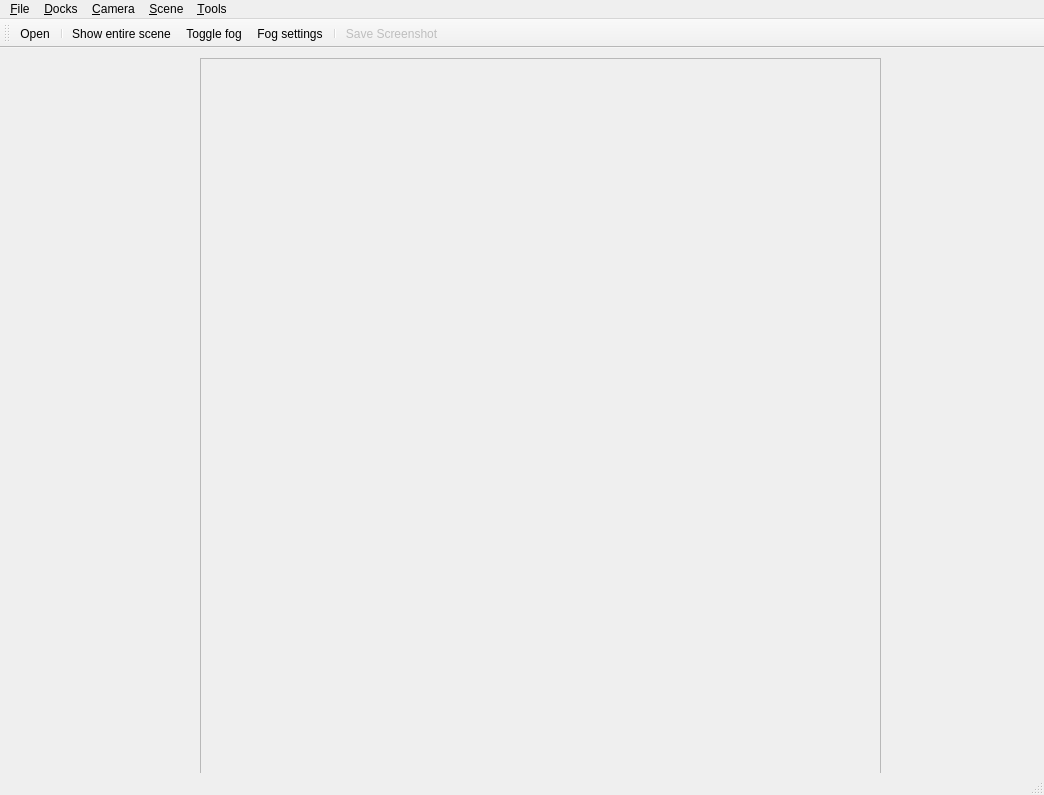
The window that src/qglviewer/ui/MainWindow.ui (uos/lvr2) describes before a commit, drawn with Qt 5.
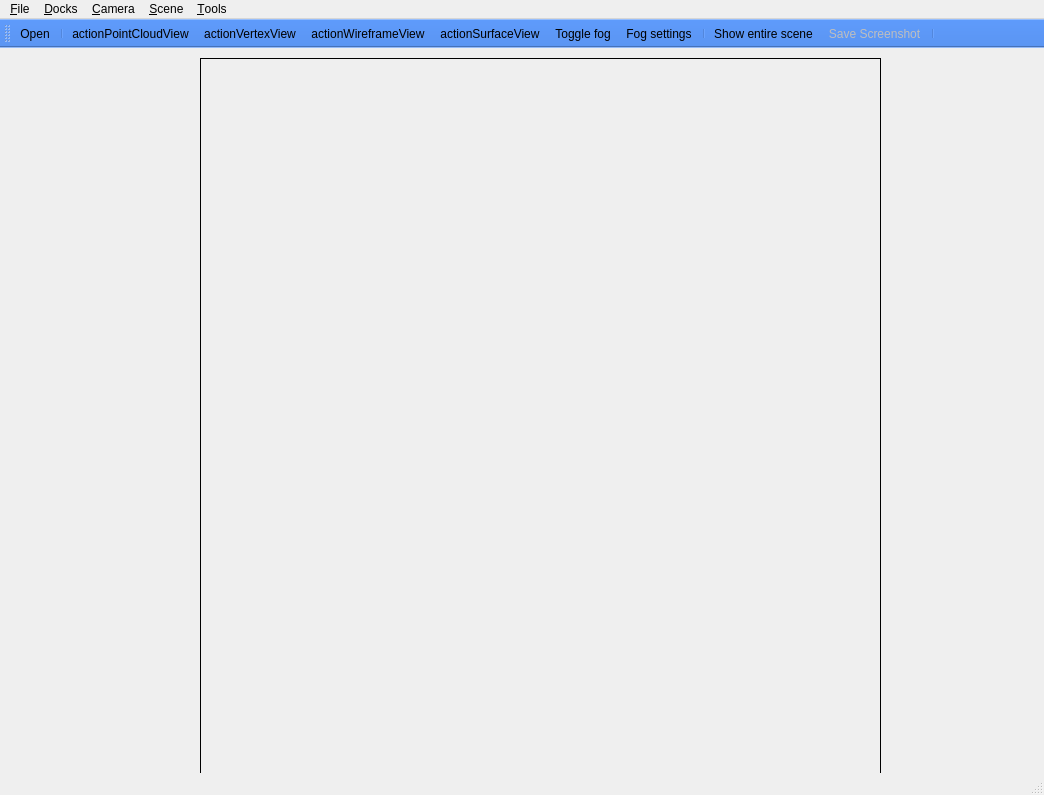
The same window after the commit. Icons and pictures are not drawn.

Diff of the .ui file:
```diff
--- a/src/qglviewer/ui/MainWindow.ui
+++ b/src/qglviewer/ui/MainWindow.ui
@@ -41,6 +41,421 @@
       <height>731</height>
      </rect>
     </property>
+    <property name="palette">
+     <palette>
+      <active>
+       <colorrole role="WindowText">
+        <brush brushstyle="SolidPattern">
+         <color alpha="255">
+          <red>255</red>
+          <green>255</green>
+          <blue>255</blue>
+         </color>
+        </brush>
+       </colorrole>
+       <colorrole role="Button">
+        <brush brushstyle="SolidPattern">
+         <color alpha="255">
+          <red>0</red>
+          <green>0</green>
+          <blue>0</blue>
+         </color>
+        </brush>
+       </colorrole>
+       <colorrole role="Light">
+        <brush brushstyle="SolidPattern">
+         <color alpha="255">
+          <red>0</red>
+          <green>0</green>
+          <blue>0</blue>
+         </color>
+        </brush>
+       </colorrole>
+       <colorrole role="Midlight">
+        <brush brushstyle="SolidPattern">
+         <color alpha="255">
+          <red>0</red>
+          <green>0</green>
+          <blue>0</blue>
+         </color>
+        </brush>
+       </colorrole>
+       <colorrole role="Dark">
+        <brush brushstyle="SolidPattern">
+         <color alpha="255">
+          <red>0</red>
+          <green>0</green>
+          <blue>0</blue>
+         </color>
+        </brush>
+       </colorrole>
+       <colorrole role="Mid">
+        <brush brushstyle="SolidPattern">
+         <color alpha="255">
+          <red>0</red>
+          <green>0</green>
+          <blue>0</blue>
+         </color>
+        </brush>
+       </colorrole>
+       <colorrole role="Text">
+        <brush brushstyle="SolidPattern">
+         <color alpha="255">
+          <red>255</red>
+          <green>255</green>
+          <blue>255</blue>
+         </color>
+        </brush>
+       </colorrole>
+       <colorrole role="BrightText">
+        <brush brushstyle="SolidPattern">
+         <color alpha="255">
+          <red>255</red>
+          <green>255</green>
+          <blue>255</blue>
+         </color>
+        </brush>
+       </colorrole>
+       <colorrole role="ButtonText">
+        <brush brushstyle="SolidPattern">
+         <color alpha="255">
+          <red>255</red>
+          <green>255</green>
+          <blue>255</blue>
+         </color>
+        </brush>
+       </colorrole>
+       <colorrole role="Base">
+        <brush brushstyle="SolidPattern">
+         <color alpha="255">
+          <red>0</red>
+          <green>0</green>
+          <blue>0</blue>
+         </color>
+        </brush>
+       </colorrole>
+       <colorrole role="Window">
+        <brush brushstyle="SolidPattern">
+         <color alpha="255">
+          <red>0</red>
+          <green>0</green>
+          <blue>0</blue>
+         </color>
+        </brush>
+       </colorrole>
+       <colorrole role="Shadow">
+        <brush brushstyle="SolidPattern">
+         <color alpha="255">
+          <red>0</red>
+          <green>0</green>
+          <blue>0</blue>
+         </color>
+        </brush>
+       </colorrole>
+       <colorrole role="AlternateBase">
+        <brush brushstyle="SolidPattern">
+         <color alpha="255">
+          <red>0</red>
+          <green>0</green>
+          <blue>0</blue>
+         </color>
+        </brush>
+       </colorrole>
+       <colorrole role="ToolTipBase">
+        <brush brushstyle="SolidPattern">
+         <color alpha="255">
+          <red>255</red>
+          <green>255</green>
+          <blue>220</blue>
+         </color>
+        </brush>
+       </colorrole>
+       <colorrole role="ToolTipText">
+        <brush brushstyle="SolidPattern">
+         <color alpha="255">
+          <red>0</red>
+          <green>0</green>
+          <blue>0</blue>
+         </color>
+        </brush>
+       </colorrole>
+      </active>
+      <inactive>
+       <colorrole role="WindowText">
+        <brush brushstyle="SolidPattern">
+         <color alpha="255">
+          <red>255</red>
+          <green>255</green>
+          <blue>255</blue>
+         </color>
+        </brush>
+       </colorrole>
+       <colorrole role="Button">
+        <brush brushstyle="SolidPattern">
+         <color alpha="255">
+          <red>0</red>
+          <green>0</green>
+          <blue>0</blue>
+         </color>
+        </brush>
+       </colorrole>
+       <colorrole role="Light">
+        <brush brushstyle="SolidPattern">
+         <color alpha="255">
+          <red>0</red>
+          <green>0</green>
+          <blue>0</blue>
+         </color>
+        </brush>
+       </colorrole>
+       <colorrole role="Midlight">
+        <brush brushstyle="SolidPattern">
+         <color alpha="255">
+          <red>0</red>
+          <green>0</green>
+          <blue>0</blue>
+         </color>
+        </brush>
+       </colorrole>
+       <colorrole role="Dark">
+        <brush brushstyle="SolidPattern">
+         <color alpha="255">
+          <red>0</red>
+          <green>0</green>
+          <blue>0</blue>
+         </color>
+        </brush>
+       </colorrole>
+       <colorrole role="Mid">
+        <brush brushstyle="SolidPattern">
+         <color alpha="255">
+          <red>0</red>
+          <green>0</green>
+          <blue>0</blue>
+         </color>
+        </brush>
+       </colorrole>
+       <colorrole role="Text">
+        <brush brushstyle="SolidPattern">
+         <color alpha="255">
+          <red>255</red>
+          <green>255</green>
+          <blue>255</blue>
+         </color>
+        </brush>
+       </colorrole>
+       <colorrole role="BrightText">
+        <brush brushstyle="SolidPattern">
+         <color alpha="255">
+          <red>255</red>
+          <green>255</green>
+          <blue>255</blue>
+         </color>
+        </brush>
+       </colorrole>
+       <colorrole role="ButtonText">
+        <brush brushstyle="SolidPattern">
+         <color alpha="255">
+          <red>255</red>
+          <green>255</green>
+          <blue>255</blue>
+         </color>
+        </brush>
+       </colorrole>
+       <colorrole role="Base">
+        <brush brushstyle="SolidPattern">
+         <color alpha="255">
+          <red>0</red>
+          <green>0</green>
+          <blue>0</blue>
+         </color>
+        </brush>
+       </colorrole>
+       <colorrole role="Window">
+        <brush brushstyle="SolidPattern">
+         <color alpha="255">
+          <red>0</red>
+          <green>0</green>
+          <blue>0</blue>
+         </color>
+        </brush>
+       </colorrole>
+       <colorrole role="Shadow">
+        <brush brushstyle="SolidPattern">
+         <color alpha="255">
+          <red>0</red>
+          <green>0</green>
+          <blue>0</blue>
+         </color>
+        </brush>
+       </colorrole>
+       <colorrole role="AlternateBase">
+        <brush brushstyle="SolidPattern">
+         <color alpha="255">
+          <red>0</red>
+          <green>0</green>
+          <blue>0</blue>
+         </color>
+        </brush>
+       </colorrole>
+       <colorrole role="ToolTipBase">
+        <brush brushstyle="SolidPattern">
+         <color alpha="255">
+          <red>255</red>
+          <green>255</green>
+          <blue>220</blue>
+         </color>
+        </brush>
+       </colorrole>
+       <colorrole role="ToolTipText">
+        <brush brushstyle="SolidPattern">
+         <color alpha="255">
+          <red>0</red>
+          <green>0</green>
+          <blue>0</blue>
+         </color>
+        </brush>
+       </colorrole>
+      </inactive>
+      <disabled>
+       <colorrole role="WindowText">
+        <brush brushstyle="SolidPattern">
+         <color alpha="255">
+          <red>0</red>
+          <green>0</green>
+          <blue>0</blue>
+         </color>
+        </brush>
+       </colorrole>
+       <colorrole role="Button">
+        <brush brushstyle="SolidPattern">
+         <color alpha="255">
+          <red>0</red>
+          <green>0</green>
+          <blue>0</blue>
+         </color>
+        </brush>
+       </colorrole>
+       <colorrole role="Light">
+        <brush brushstyle="SolidPattern">
+         <color alpha="255">
+          <red>0</red>
+          <green>0</green>
+          <blue>0</blue>
+         </color>
+        </brush>
+       </colorrole>
+       <colorrole role="Midlight">
+        <brush brushstyle="SolidPattern">
+         <color alpha="255">
+          <red>0</red>
+          <green>0</green>
+          <blue>0</blue>
+         </color>
+        </brush>
+       </colorrole>
+       <colorrole role="Dark">
+        <brush brushstyle="SolidPattern">
+         <color alpha="255">
+          <red>0</red>
+          <green>0</green>
+          <blue>0</blue>
+         </color>
+        </brush>
+       </colorrole>
+       <colorrole role="Mid">
+        <brush brushstyle="SolidPattern">
+         <color alpha="255">
+          <red>0</red>
+          <green>0</green>
+          <blue>0</blue>
+         </color>
+        </brush>
+       </colorrole>
+       <colorrole role="Text">
+        <brush brushstyle="SolidPattern">
+         <color alpha="255">
+          <red>0</red>
+          <green>0</green>
+          <blue>0</blue>
+         </color>
+        </brush>
+       </colorrole>
+       <colorrole role="BrightText">
+        <brush brushstyle="SolidPattern">
+         <color alpha="255">
+          <red>255</red>
+          <green>255</green>
+          <blue>255</blue>
+         </color>
+        </brush>
+       </colorrole>
+       <colorrole role="ButtonText">
+        <brush brushstyle="SolidPattern">
+         <color alpha="255">
+          <red>0</red>
+          <green>0</green>
+          <blue>0</blue>
+         </color>
+        </brush>
+       </colorrole>
+       <colorrole role="Base">
+        <brush brushstyle="SolidPattern">
+         <color alpha="255">
+          <red>0</red>
+          <green>0</green>
+          <blue>0</blue>
+         </color>
+        </brush>
+       </colorrole>
+       <colorrole role="Window">
+        <brush brushstyle="SolidPattern">
+         <color alpha="255">
+          <red>0</red>
+          <green>0</green>
+          <blue>0</blue>
+         </color>
+        </brush>
+       </colorrole>
+       <colorrole role="Shadow">
+        <brush brushstyle="SolidPattern">
+         <color alpha="255">
+          <red>0</red>
+          <green>0</green>
+          <blue>0</blue>
+         </color>
+        </brush>
+       </colorrole>
+       <colorrole role="AlternateBase">
+        <brush brushstyle="SolidPattern">
+         <color alpha="255">
+          <red>0</red>
+          <green>0</green>
+          <blue>0</blue>
+         </color>
+        </brush>
+       </colorrole>
+       <colorrole role="ToolTipBase">
+        <brush brushstyle="SolidPattern">
+         <color alpha="255">
+          <red>255</red>
+          <green>255</green>
+          <blue>220</blue>
+         </color>
+        </brush>
+       </colorrole>
+       <colorrole role="ToolTipText">
+        <brush brushstyle="SolidPattern">
+         <color alpha="255">
+          <red>0</red>
+          <green>0</green>
+          <blue>0</blue>
+         </color>
+        </brush>
+       </colorrole>
+      </disabled>
+     </palette>
+    </property>
     <property name="frameShape">
      <enum>QFrame::StyledPanel</enum>
     </property>
@@ -112,9 +527,85 @@
   </widget>
   <widget class="QStatusBar" name="statusbar"/>
   <widget class="QToolBar" name="toolBar">
+   <property name="palette">
+    <palette>
+     <active>
+      <colorrole role="Base">
+       <brush brushstyle="SolidPattern">
+        <color alpha="255">
+         <red>255</red>
+         <green>255</green>
+         <blue>255</blue>
+        </color>
+       </brush>
+      </colorrole>
+      <colorrole role="Window">
+       <brush brushstyle="SolidPattern">
+        <color alpha="255">
+         <red>91</red>
+         <green>149</green>
+         <blue>242</blue>
+        </color>
+       </brush>
+      </colorrole>
+     </active>
+     <inactive>
+      <colorrole role="Base">
+       <brush brushstyle="SolidPattern">
+        <color alpha="255">
+         <red>255</red>
+         <green>255</green>
+         <blue>255</blue>
+        </color>
+       </brush>
+      </colorrole>
+      <colorrole role="Window">
+       <brush brushstyle="SolidPattern">
+        <color alpha="255">
+         <red>91</red>
+         <green>149</green>
+         <blue>242</blue>
+        </color>
+       </brush>
+      </colorrole>
+     </inactive>
+     <disabled>
+      <colorrole role="Base">
+       <brush brushstyle="SolidPattern">
+        <color alpha="255">
+         <red>91</red>
+         <green>149</green>
+         <blue>242</blue>
+        </color>
+       </brush>
+      </colorrole>
+      <colorrole role="Window">
+       <brush brushstyle="SolidPattern">
+        <color alpha="255">
+         <red>91</red>
+         <green>149</green>
+         <blue>242</blue>
+        </color>
+       </brush>
+      </colorrole>
+     </disabled>
+    </palette>
+   </property>
    <property name="windowTitle">
     <string>toolBar</string>
    </property>
+   <property name="autoFillBackground">
+    <bool>false</bool>
+   </property>
+   <property name="iconSize">
+    <size>
+     <width>32</width>
+     <height>32</height>
+    </size>
+   </property>
+   <property name="toolButtonStyle">
+    <enum>Qt::ToolButtonIconOnly</enum>
+   </property>
    <attribute name="toolBarArea">
     <enum>TopToolBarArea</enum>
    </attribute>
@@ -123,11 +614,16 @@
    </attribute>
    <addaction name="action_Open"/>
    <addaction name="separator"/>
-   <addaction name="actionShow_entire_scene"/>
+   <addaction name="actionActionPointCloudView"/>
+   <addaction name="actionActionVertexView"/>
+   <addaction name="actionActionWireframeView"/>
+   <addaction name="actionActionSurfaceView"/>
    <addaction name="actionToggle_fog"/>
    <addaction name="actionFog_settings"/>
    <addaction name="separator"/>
+   <addaction name="actionShow_entire_scene"/>
    <addaction name="actionSave_Screenshot"/>
+   <addaction name="separator"/>
   </widget>
   <action name="action_Open">
    <property name="icon">
@@ -299,6 +795,54 @@
     <string>Fog settings...</string>
    </property>
   </action>
+  <action name="actionActionWireframeView">
+   <property name="icon">
+    <iconset resource="../res/viewer.qrc">
+     <normaloff>:/qv_wireframe.png</normaloff>:/qv_wireframe.png</iconset>
+   </property>
+   <property name="text">
+    <string>actionWireframeView</string>
+   </property>
+   <property name="toolTip">
+    <string>Render objects in wireframe mode</string>
+   </property>
+  </action>
+  <action name="actionActionVertexView">
+   <property name="icon">
+    <iconset resource="../res/viewer.qrc">
+     <normaloff>:/qv_vertices.png</normaloff>:/qv_vertices.png</iconset>
+   </property>
+   <property name="text">
+    <string>actionVertexView</string>
+   </property>
+   <property name="toolTip">
+    <string>Renders vertices only</string>
+   </property>
+  </action>
+  <action name="actionActionPointCloudView">
+   <property name="icon">
+    <iconset resource="../res/viewer.qrc">
+     <normaloff>:/qv_points.png</normaloff>:/qv_points.png</iconset>
+   </property>
+   <property name="text">
+    <string>actionPointCloudView</string>
+   </property>
+   <property name="toolTip">
+    <string>Renders loaded point clouds only</string>
+   </property>
+  </action>
+  <action name="actionActionSurfaceView">
+   <property name="icon">
+    <iconset resource="../res/viewer.qrc">
+     <normaloff>:/qv_surfaces.png</normaloff>:/qv_surfaces.png</iconset>
+   </property>
+   <property name="text">
+    <string>actionSurfaceView</string>
+   </property>
+   <property name="toolTip">
+    <string>Render surfaces of loded meshes</string>
+   </property>
+  </action>
  </widget>
  <resources>
   <include location="../res/viewer.qrc"/>
```
Left out of the diff: 27 changed lines with no effect on the pictures.
